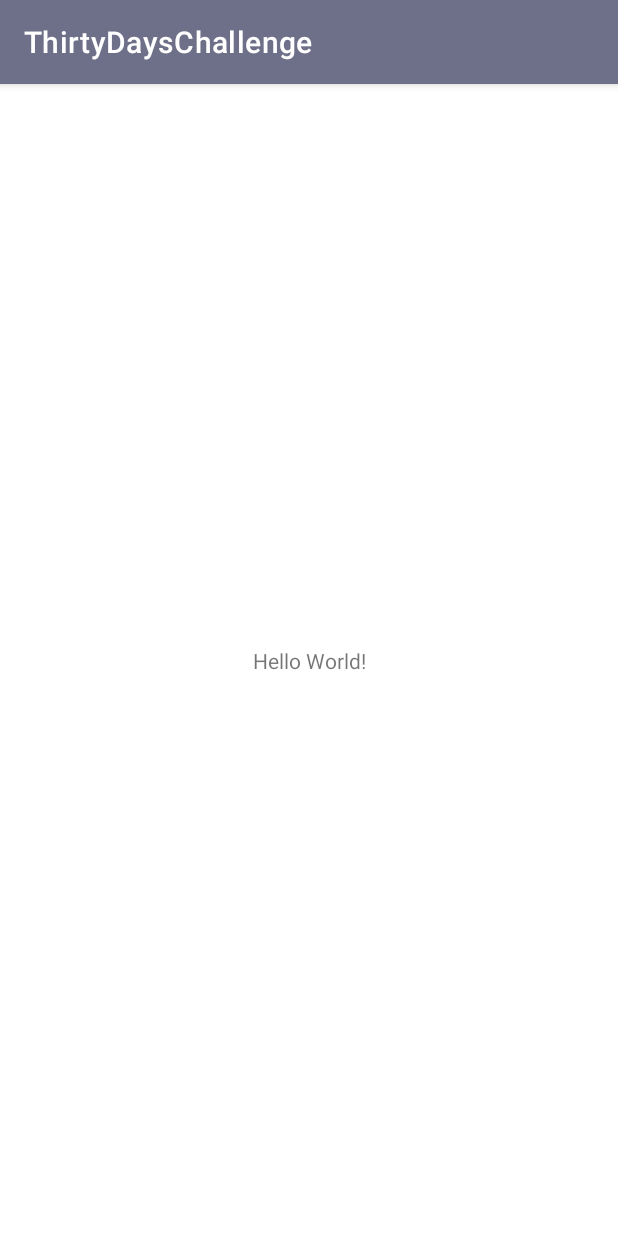
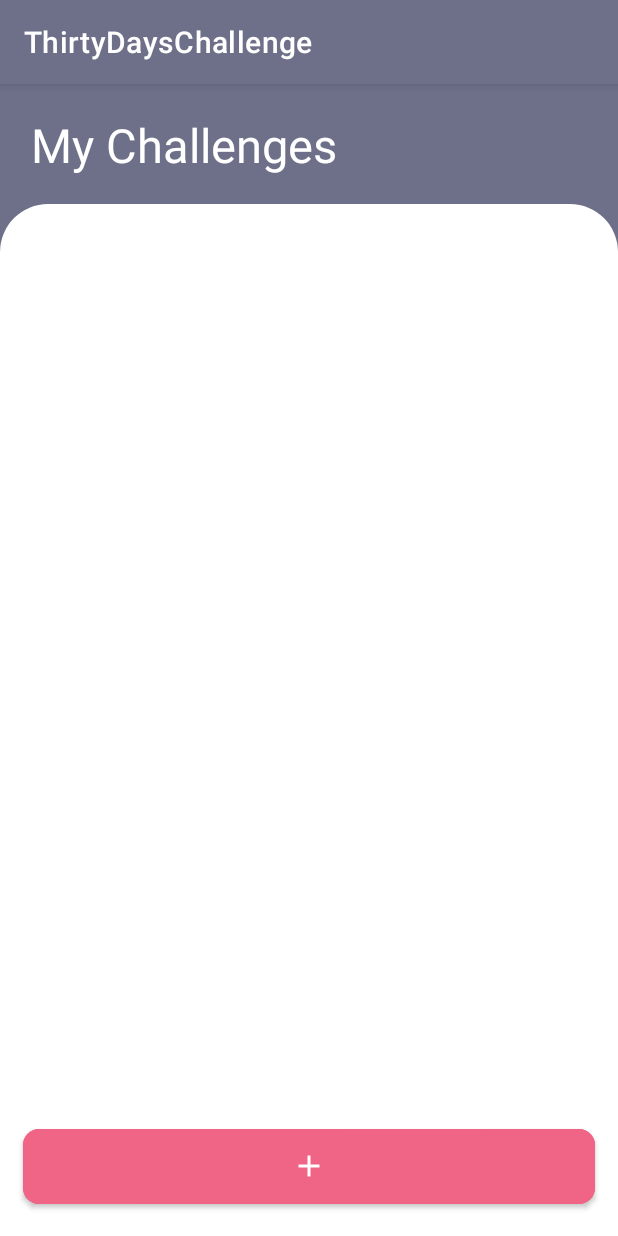
Before and after one commit to AliAkberAakash/30_days_challenge, an Android app: the screen it shows after launch (MainActivity), on a phone screen of 412 x 824 dp. Run offline under Robolectric (Android 15) with nearby library versions, the phone set to English and light mode, and no system bars; our stand-ins replace Room's generated code, data binding, sdp/ssp sizes; libraries missing offline, so code that uses them is left out: com.orhanobut.logger; 1 statement that could not run was skipped.

Commit message:
Add navigation component to mainActivity

```diff
--- a/app/src/main/res/layout/activity_main.xml
+++ b/app/src/main/res/layout/activity_main.xml
@@ -1,18 +1,18 @@
 <?xml version="1.0" encoding="utf-8"?>
-<androidx.constraintlayout.widget.ConstraintLayout xmlns:android="http://schemas.android.com/apk/res/android"
+<LinearLayout xmlns:android="http://schemas.android.com/apk/res/android"
     xmlns:app="http://schemas.android.com/apk/res-auto"
     xmlns:tools="http://schemas.android.com/tools"
     android:layout_width="match_parent"
     android:layout_height="match_parent"
     tools:context=".MainActivity">
 
-    <TextView
-        android:layout_width="wrap_content"
-        android:layout_height="wrap_content"
-        android:text="Hello World!"
-        app:layout_constraintBottom_toBottomOf="parent"
-        app:layout_constraintLeft_toLeftOf="parent"
-        app:layout_constraintRight_toRightOf="parent"
-        app:layout_constraintTop_toTopOf="parent" />
+    <fragment
+        android:id="@+id/nav_host_fragment"
+        android:name="androidx.navigation.fragment.NavHostFragment"
+        android:layout_width="match_parent"
+        android:layout_height="match_parent"
 
-</androidx.constraintlayout.widget.ConstraintLayout>
+        app:defaultNavHost="true"
+        app:navGraph="@navigation/nav_graph" />
+
+</LinearLayout>
--- /dev/null
+++ b/app/src/main/res/navigation/nav_graph.xml
@@ -0,0 +1,10 @@
+<?xml version="1.0" encoding="utf-8"?>
+<navigation xmlns:android="http://schemas.android.com/apk/res/android"
+    xmlns:app="http://schemas.android.com/apk/res-auto" android:id="@+id/nav_graph"
+    app:startDestination="@id/homeFragment">
+
+    <fragment
+        android:id="@+id/homeFragment"
+        android:name="com.aliakberaakash.thirtydayschallenge.ui.HomeFragment"
+        android:label="HomeFragment" />
+</navigation>
```
